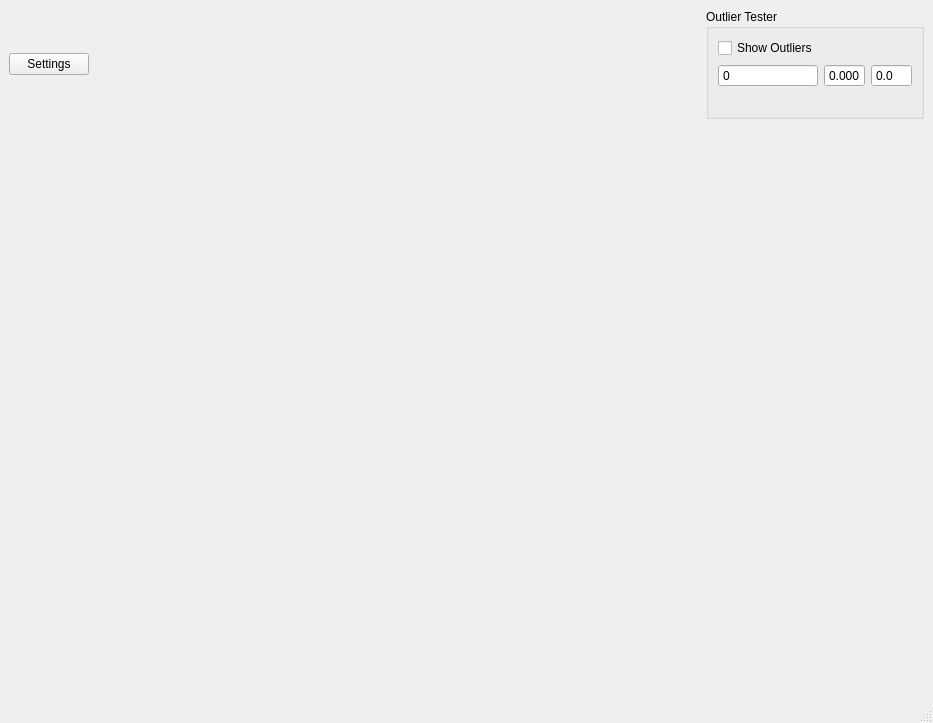
Before: the Qt Designer form UIFiles/Project_plotter.ui in Theserich/RATS, drawn with Qt 5.
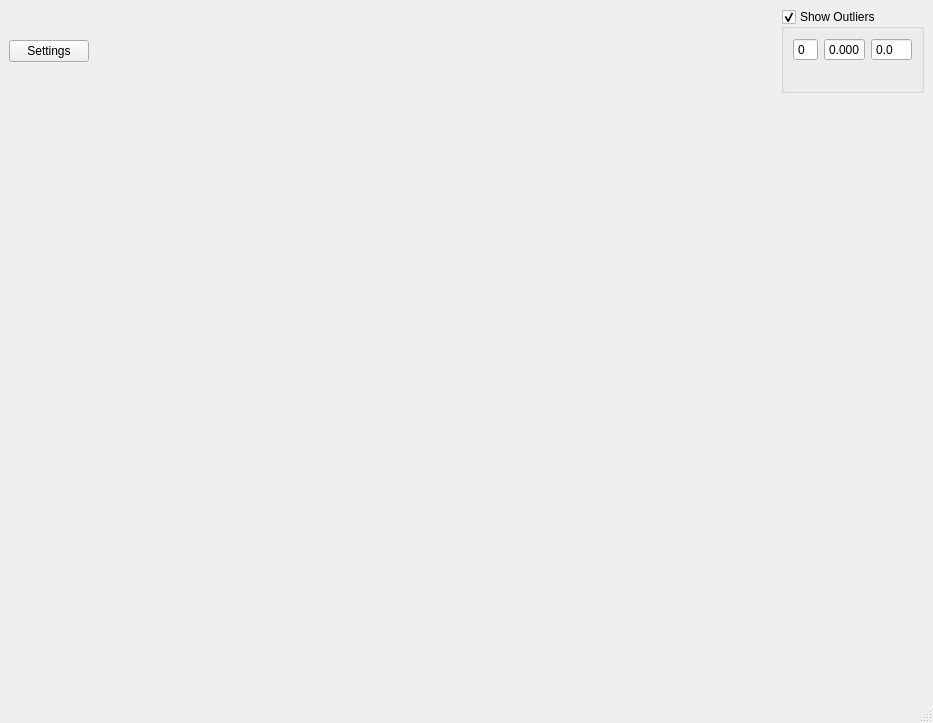
After: the same form once the commit is applied.

Commit message: Enhanced outlier detection UI and added window size persistence functionality in plot window settings.

Patch:
```diff
--- a/UIFiles/Project_plotter.ui
+++ b/UIFiles/Project_plotter.ui
@@ -16,12 +16,18 @@
   <widget class="QWidget" name="centralwidget">
    <layout class="QGridLayout" name="gridLayout">
     <item row="0" column="2">
-     <widget class="QGroupBox" name="groupBox">
+     <widget class="QGroupBox" name="OutlierCheck">
       <property name="title">
-       <string>Outlier Tester</string>
+       <string>Show Outliers</string>
+      </property>
+      <property name="checkable">
+       <bool>true</bool>
+      </property>
+      <property name="checked">
+       <bool>true</bool>
       </property>
       <layout class="QGridLayout" name="gridLayout_2">
-       <item row="1" column="0">
+       <item row="0" column="0">
         <widget class="QSpinBox" name="Windowlen_edit">
          <property name="toolTip">
           <string>&lt;html&gt;&lt;head/&gt;&lt;body&gt;&lt;p&gt;length of the sliding window over 'userlabel_nr'&lt;/p&gt;&lt;/body&gt;&lt;/html&gt;</string>
@@ -34,17 +40,7 @@
          </property>
         </widget>
        </item>
-       <item row="0" column="0">
-        <widget class="QCheckBox" name="OutlierCheck">
-         <property name="toolTip">
-          <string>&lt;html&gt;&lt;head/&gt;&lt;body&gt;&lt;p&gt;Activate outlier detection&lt;/p&gt;&lt;p&gt;&lt;br/&gt;&lt;/p&gt;&lt;/body&gt;&lt;/html&gt;</string>
-         </property>
-         <property name="text">
-          <string>Show Outliers</string>
-         </property>
-        </widget>
-       </item>
-       <item row="1" column="1">
+       <item row="0" column="1">
         <widget class="QDoubleSpinBox" name="pval_edit">
          <property name="toolTip">
           <string>&lt;html&gt;&lt;head/&gt;&lt;body&gt;&lt;p&gt;p-value limit of failed chisquared test over the window&lt;/p&gt;&lt;/body&gt;&lt;/html&gt;</string>
@@ -63,7 +59,7 @@
          </property>
         </widget>
        </item>
-       <item row="1" column="2">
+       <item row="0" column="2">
         <widget class="QDoubleSpinBox" name="zscore_edit">
          <property name="toolTip">
           <string>&lt;html&gt;&lt;head/&gt;&lt;body&gt;&lt;p&gt;z-value factor threshold&lt;/p&gt;&lt;/body&gt;&lt;/html&gt;</string>
@@ -79,7 +75,7 @@
          </property>
         </widget>
        </item>
-       <item row="2" column="0" colspan="3">
+       <item row="1" column="0" colspan="3">
         <widget class="QLabel" name="Errorlabel">
          <property name="text">
           <string/>
```
The commit also changes 1 other file.
